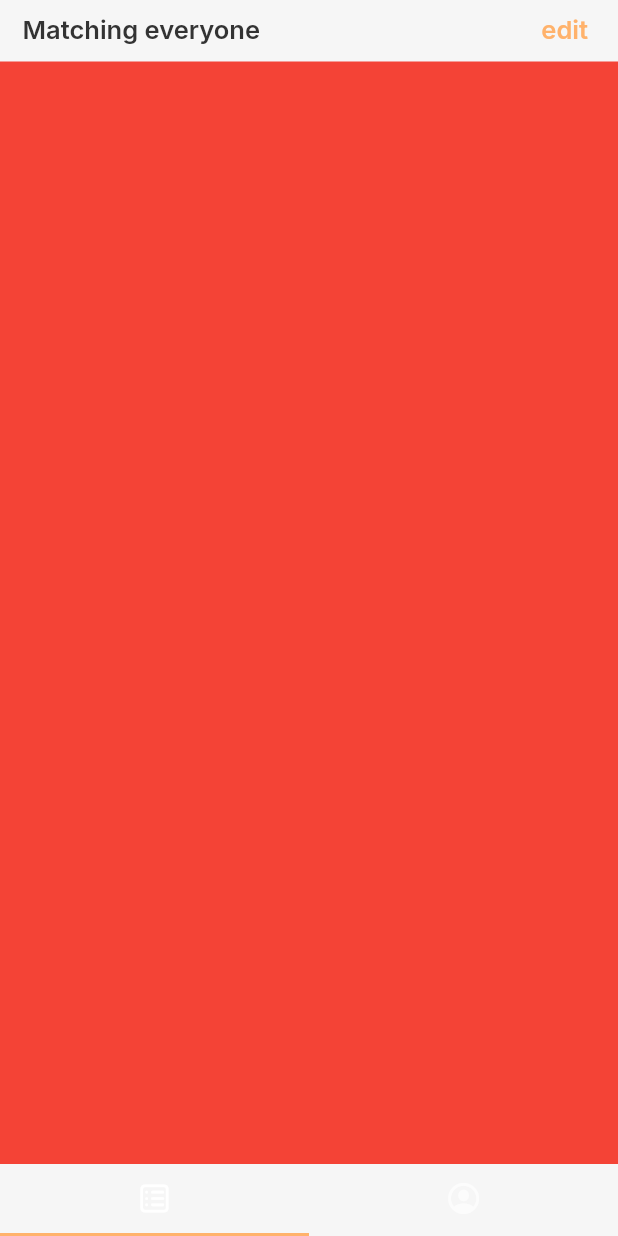
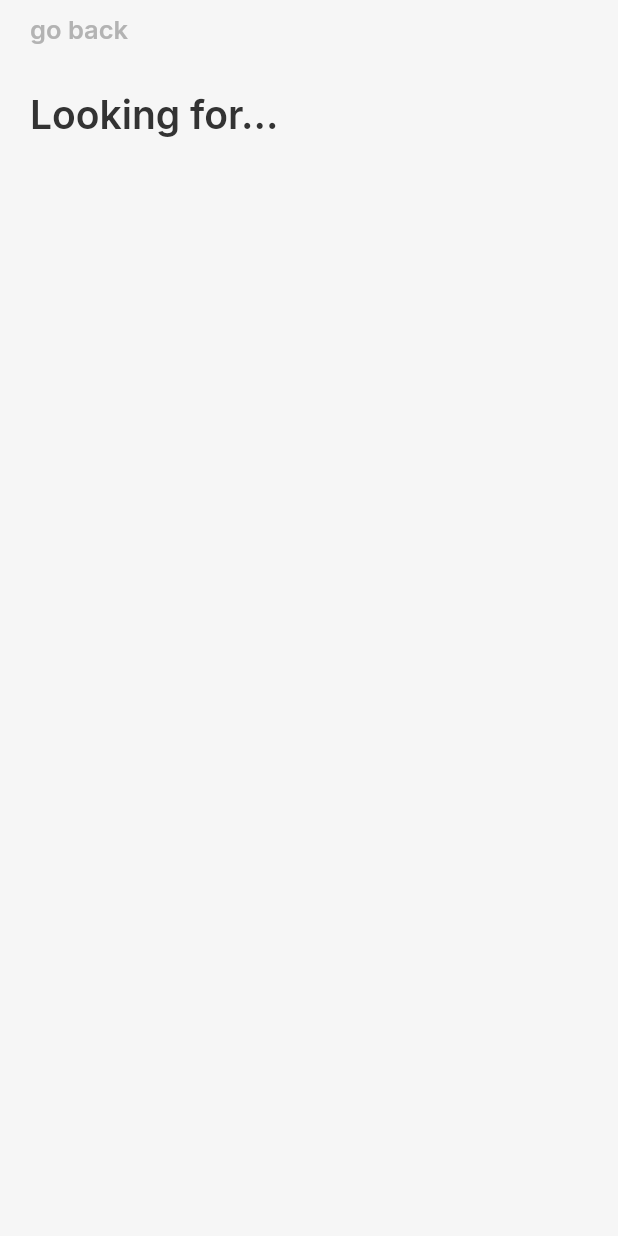
Before and after one commit to mattrltrent/eng_comp_client, a Flutter app: the screen it shows after launch, after a tap on "edit", on a phone screen of 412 x 824 dp. Run offline on Flutter 3.47's test engine with Material 2 defaults, Android fonts, the phone set to English and light mode, and no system bars; our stand-ins replace bloc, get_it, google_fonts.

Commit message:
feat: adds classes screen

```diff
--- /dev/null
+++ b/lib/screens/classes.dart
@@ -0,0 +1,66 @@
+import 'package:flutter/material.dart';
+
+import '../core/styles/typography.dart';
+import '../widgets/touchable_opacity.dart';
+
+class ClassesScreen extends StatefulWidget {
+  const ClassesScreen({super.key});
+
+  @override
+  State<ClassesScreen> createState() => _ClassesScreenState();
+}
+
+class _ClassesScreenState extends State<ClassesScreen> {
+  @override
+  Widget build(BuildContext context) {
+    return Scaffold(
+      backgroundColor: Theme.of(context).colorScheme.surface,
+      body: SafeArea(
+        bottom: false,
+        child: Column(
+          crossAxisAlignment: CrossAxisAlignment.start,
+          children: [
+            Container(
+              margin: const EdgeInsets.symmetric(horizontal: 15, vertical: 5),
+              color: Theme.of(context).colorScheme.surface,
+              child: Row(
+                mainAxisAlignment: MainAxisAlignment.spaceBetween,
+                children: [
+                  Expanded(
+                    child: TouchableOpacity(
+                      onTap: () => Navigator.pop(context),
+                      child: Container(
+                        padding: const EdgeInsets.all(5),
+                        color: Colors.transparent,
+                        child: Text(
+                          "go back",
+                          style: kTitle.copyWith(color: Theme.of(context).colorScheme.onSurface),
+                          overflow: TextOverflow.ellipsis,
+                        ),
+                      ),
+                    ),
+                  ),
+                ],
+              ),
+            ),
+            Expanded(
+              child: Container(
+                margin: const EdgeInsets.only(left: 20, right: 20, top: 20),
+                child: Column(
+                  crossAxisAlignment: CrossAxisAlignment.start,
+                  children: [
+                    Text(
+                      "Looking for...",
+                      style: kDisplay1.copyWith(color: Theme.of(context).colorScheme.primary),
+                      overflow: TextOverflow.ellipsis,
+                    ),
+                  ],
+                ),
+              ),
+            )
+          ],
+        ),
+      ),
+    );
+  }
+}
--- a/lib/screens/feed.dart
+++ b/lib/screens/feed.dart
@@ -2,6 +2,8 @@ import 'package:client/core/styles/typography.dart';
 import 'package:client/widgets/touchable_opacity.dart';
 import 'package:flutter/cupertino.dart';
 import 'package:flutter/material.dart';
+
+import 'classes.dart';
 
 class FeedScreen extends StatefulWidget {
   const FeedScreen({super.key});
@@ -33,7 +35,8 @@ class _FeedScreenState extends State<FeedScreen> {
                     ),
                   ),
                   TouchableOpacity(
-                    onTap: () => print("tap"),
+                    onTap: () => Navigator.push(context,
+                        MaterialPageRoute(builder: (context) => const ClassesScreen(), fullscreenDialog: true)),
                     child: Container(
                       color: Colors.transparent, // transparent hitbox trick
                       padding: const EdgeInsets.all(5),
--- /dev/null
+++ b/lib/widgets/view_options.dart
@@ -0,0 +1,15 @@
+import 'package:flutter/material.dart';
+
+class ViewOptions extends StatefulWidget {
+  const ViewOptions({super.key});
+
+  @override
+  State<ViewOptions> createState() => ViewOptionsState();
+}
+
+class ViewOptionsState extends State<ViewOptions> {
+  @override
+  Widget build(BuildContext context) {
+    return const Placeholder();
+  }
+}
```
Also changed, not shown: 2 other files.
